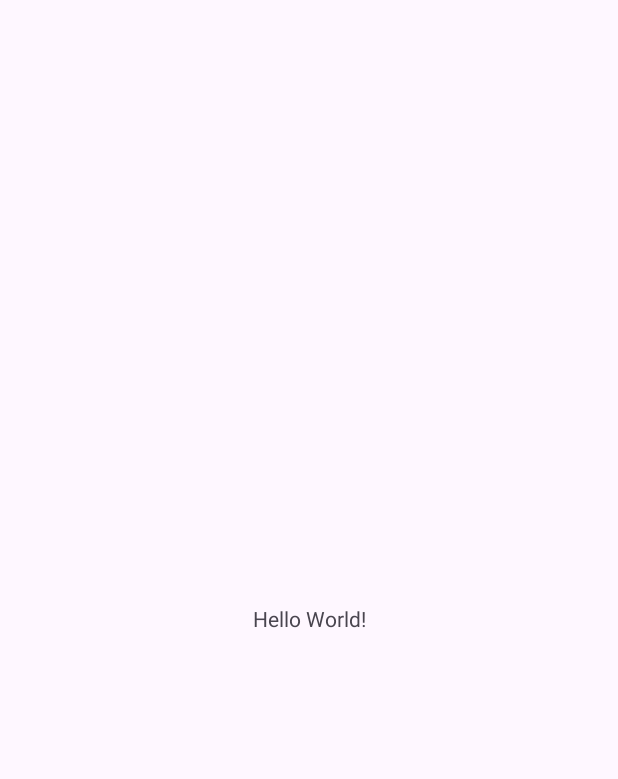
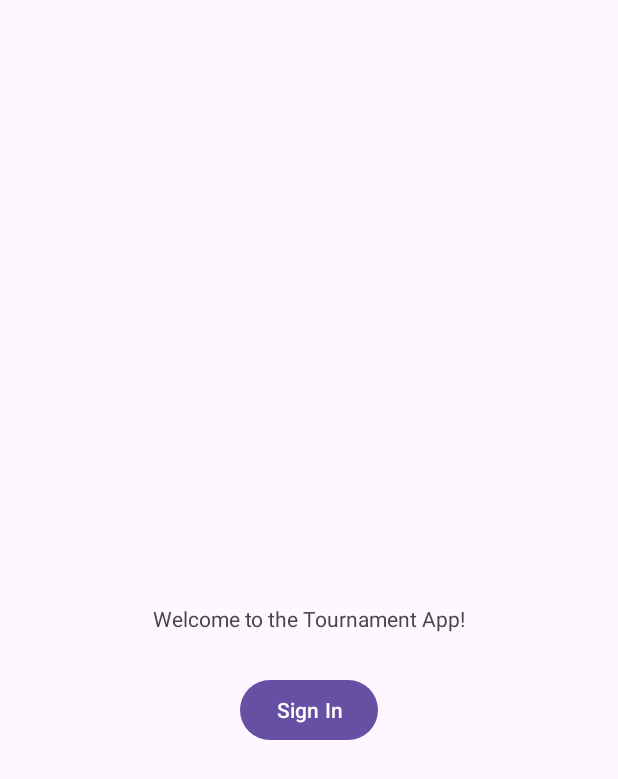
Before and after one commit to AnotherMichael8/CSE5236-Android-App, an Android app: the screen it shows after launch (MainActivity), on a phone screen of 412 x 824 dp. Before the commit the part shown is almost empty. Shown: the top 779 px of the screen. Run offline under Robolectric (Android 15) with nearby library versions, the phone set to English and light mode, and no system bars.

Commit message:
Initial Setup Before Login Page
This is just my initial setup of what I think I need so far, I'm not sure of what other preliminary things I need to do yet.

```diff
--- a/app/build.gradle.kts
+++ b/app/build.gradle.kts
@@ -34,12 +34,13 @@ android {
         jvmTarget = "1.8"
     }
 }
-
+//So weird, look at the libs.versions.toml file because these are just references to things in there
 dependencies {
 
     implementation(libs.androidx.core.ktx)
     implementation(libs.androidx.appcompat)
     implementation(libs.material)
+    implementation(libs.androidx.fragment.ktx)
     implementation(libs.androidx.activity)
     implementation(libs.androidx.constraintlayout)
     testImplementation(libs.junit)
--- a/app/src/main/res/layout/activity_main.xml
+++ b/app/src/main/res/layout/activity_main.xml
@@ -8,12 +8,23 @@
     tools:context=".MainActivity">
 
     <TextView
+        android:id="@+id/intro_text"
         android:layout_width="wrap_content"
         android:layout_height="wrap_content"
-        android:text="Hello World!"
+        android:text="@string/intro_text"
         app:layout_constraintBottom_toBottomOf="parent"
         app:layout_constraintEnd_toEndOf="parent"
         app:layout_constraintStart_toStartOf="parent"
         app:layout_constraintTop_toTopOf="parent" />
 
+    <Button
+        android:layout_width="wrap_content"
+        android:layout_height="wrap_content"
+        android:text="@string/button_to_sign_in_screen"
+        app:layout_constraintBottom_toBottomOf="parent"
+        app:layout_constraintEnd_toEndOf="parent"
+        app:layout_constraintStart_toStartOf="parent"
+        app:layout_constraintTop_toTopOf="@id/intro_text"
+        app:layout_constraintVertical_bias="0.125"/>
+
 </androidx.constraintlayout.widget.ConstraintLayout>
--- a/app/src/main/res/values/strings.xml
+++ b/app/src/main/res/values/strings.xml
@@ -1,3 +1,5 @@
 <resources>
     <string name="app_name">CSE5236 Mobile App</string>
+    <string name="intro_text">Welcome to the Tournament App!</string>
+    <string name="button_to_sign_in_screen">Sign In</string>
 </resources>
--- a/gradle/libs.versions.toml
+++ b/gradle/libs.versions.toml
@@ -9,8 +9,10 @@ appcompat = "1.7.0"
 material = "1.12.0"
 activity = "1.9.1"
 constraintlayout = "2.1.4"
+fragment = "1.8.4"
 
 [libraries]
+androidx-fragment-ktx = { group = "androidx.fragment", name = "fragment-ktx", version.ref = "fragment"}
 androidx-core-ktx = { group = "androidx.core", name = "core-ktx", version.ref = "coreKtx" }
 junit = { group = "junit", name = "junit", version.ref = "junit" }
 androidx-junit = { group = "androidx.test.ext", name = "junit", version.ref = "junitVersion" }
```
